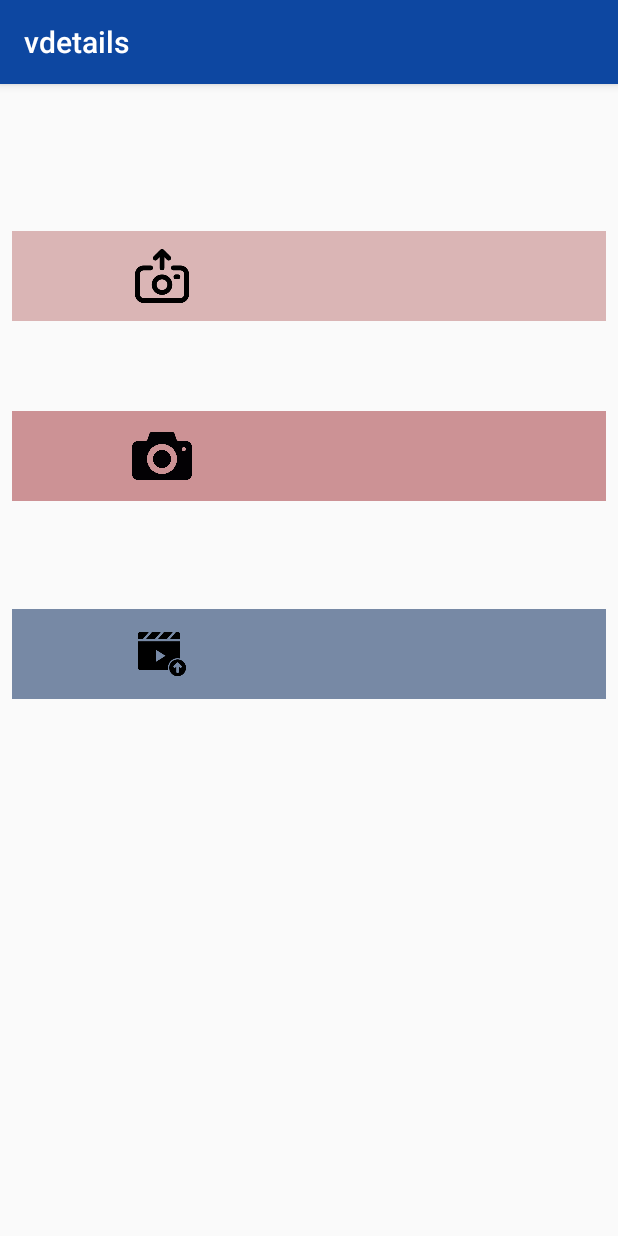
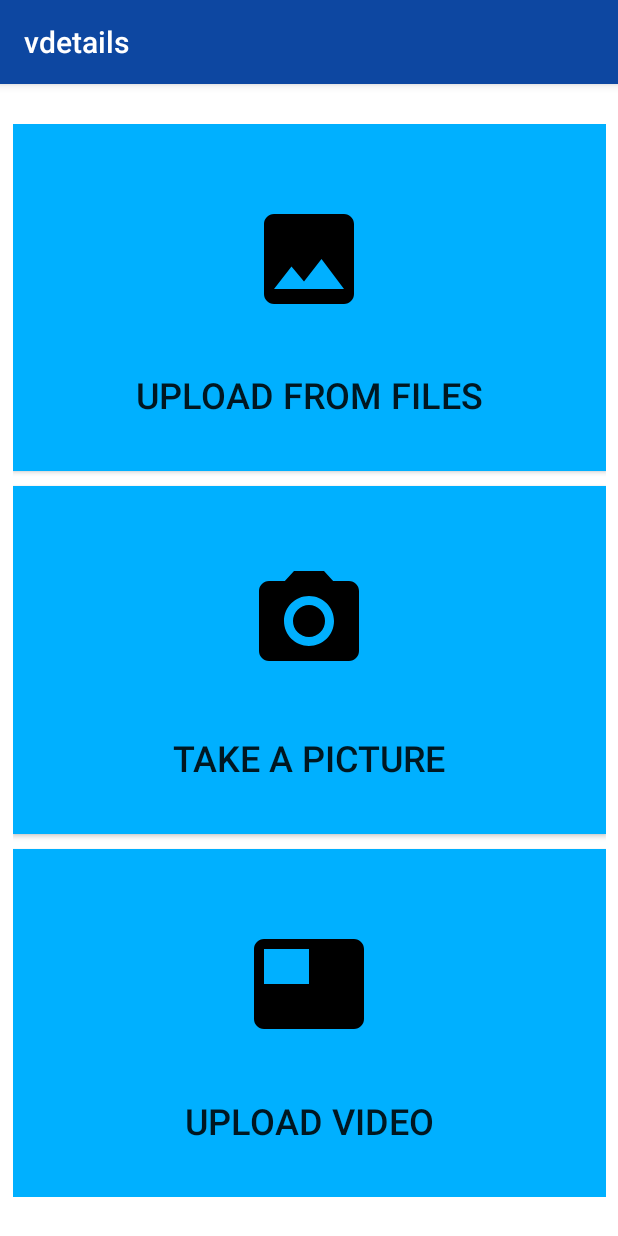
Before and after one commit to Yaswanth3277/vdetails, an Android app: the MainActivity screen opened directly, with no data from a screen before it, on a phone screen of 412 x 824 dp. Run offline under Robolectric (Android 15) with nearby library versions, the phone set to English and light mode, and no system bars.

Commit message:
Menu Buttons

```diff
--- a/app/src/main/java/com/example/vdetails/MainActivity.java
+++ b/app/src/main/java/com/example/vdetails/MainActivity.java
@@ -9,6 +9,7 @@ import android.support.v4.app.ActivityCompat;
 import android.support.v7.app.AppCompatActivity;
 import android.os.Bundle;
 import android.view.View;
+import android.widget.Button;
 import android.widget.ImageButton;
 import android.widget.TextView;
 
@@ -21,9 +22,9 @@ public class MainActivity extends AppCompatActivity {
     private String[] permissions = {Manifest.permission.WRITE_EXTERNAL_STORAGE, Manifest.permission.CAMERA};
 
 
-    public ImageButton textView;
-    public ImageButton textView2;
-    public ImageButton textView3;
+    public Button textView;
+    public Button textView2;
+    public Button textView3;
 
     public void init() {
 
--- a/app/src/main/java/com/example/vdetails/uploadPic.java
+++ b/app/src/main/java/com/example/vdetails/uploadPic.java
@@ -2,12 +2,14 @@ package com.example.vdetails;
 
 import java.io.FileNotFoundException;
 
+import android.annotation.TargetApi;
 import android.app.Activity;
 import android.content.Intent;
 import android.graphics.Bitmap;
 import android.graphics.BitmapFactory;
 import android.net.Uri;
 import android.os.AsyncTask;
+import android.os.Build;
 import android.os.Bundle;
 import android.support.v7.app.AppCompatActivity;
 import android.util.Log;
@@ -96,7 +98,7 @@ public class uploadPic extends Activity {
             super.onPreExecute();
             Log.d(TAG + " PreExceute","On pre Exceute......");
         }
-
+        @TargetApi(Build.VERSION_CODES.O)
         protected String doInBackground(Void...arg0) {
             String json_content = "";
             Log.d("Inside TestOpenALPR", "Alpr");
@@ -106,7 +108,7 @@ public class uploadPic extends Activity {
                 String secret_key = "sk_f7df03c694ef69992d41ec5f";
 
                 // Read image file to byte array
-                Path path = Paths.get("D://Yaswanth//Projects//Final Year Project//images//blackwhite.jpg");
+                Path path = Paths.get("E://sample.jpg");
                 byte[] data = Files.readAllBytes(path);
 
                 // Encode file bytes to base64
@@ -146,7 +148,7 @@ public class uploadPic extends Activity {
             } catch (MalformedURLException e) {
                 Log.d("Bad URL", e.toString());
             } catch (IOException e) {
-                Log.d("Failed to open connection", e.toString());
+                Log.d("Failed to open connect", e.toString());
             }
             return json_content;
         }
--- /dev/null
+++ b/app/src/main/res/drawable/camera.xml
@@ -0,0 +1,5 @@
+<vector android:height="80dp" android:viewportHeight="24.0"
+    android:viewportWidth="24.0" android:width="80dp" xmlns:android="http://schemas.android.com/apk/res/android">
+    <path android:fillColor="#FF000000" android:pathData="M12,12m-3.2,0a3.2,3.2 0,1 1,6.4 0a3.2,3.2 0,1 1,-6.4 0"/>
+    <path android:fillColor="#FF000000" android:pathData="M9,2L7.17,4L4,4c-1.1,0 -2,0.9 -2,2v12c0,1.1 0.9,2 2,2h16c1.1,0 2,-0.9 2,-2L22,6c0,-1.1 -0.9,-2 -2,-2h-3.17L15,2L9,2zM12,17c-2.76,0 -5,-2.24 -5,-5s2.24,-5 5,-5 5,2.24 5,5 -2.24,5 -5,5z"/>
+</vector>
--- /dev/null
+++ b/app/src/main/res/drawable/gallery.xml
@@ -0,0 +1,4 @@
+<vector android:height="80dp" android:viewportHeight="24.0"
+    android:viewportWidth="24.0" android:width="80dp" xmlns:android="http://schemas.android.com/apk/res/android">
+    <path android:fillColor="#FF000000" android:pathData="M21,19V5c0,-1.1 -0.9,-2 -2,-2H5c-1.1,0 -2,0.9 -2,2v14c0,1.1 0.9,2 2,2h14c1.1,0 2,-0.9 2,-2zM8.5,13.5l2.5,3.01L14.5,12l4.5,6H5l3.5,-4.5z"/>
+</vector>
--- /dev/null
+++ b/app/src/main/res/drawable/video.xml
@@ -0,0 +1,4 @@
+<vector android:height="80dp" android:viewportHeight="24.0"
+    android:viewportWidth="24.0" android:width="80dp" xmlns:android="http://schemas.android.com/apk/res/android">
+    <path android:fillColor="#FF000000" android:pathData="M21,3L3,3c-1.1,0 -2,0.9 -2,2v14c0,1.1 0.9,2 2,2h18c1.1,0 2,-0.9 2,-2L23,5c0,-1.1 -0.9,-2 -2,-2zM12,12L3,12L3,5h9v7z"/>
+</vector>
--- a/app/src/main/res/layout/activity_main.xml
+++ b/app/src/main/res/layout/activity_main.xml
@@ -4,66 +4,66 @@
     xmlns:tools="http://schemas.android.com/tools"
     android:layout_width="match_parent"
     android:layout_height="match_parent"
+    android:background="#FFFFFF"
     tools:context=".MainActivity">
 
-    <ImageButton
-        android:id="@+id/textView"
-        android:layout_width="0dp"
-        android:layout_height="60dp"
+
+    <LinearLayout
+        android:layout_width="395dp"
+        android:layout_height="715dp"
         android:layout_marginStart="8dp"
-        android:layout_marginTop="98dp"
+        android:layout_marginTop="8dp"
         android:layout_marginEnd="8dp"
-        android:background="#DAB5B5"
-        android:gravity="center"
-        android:paddingHorizontal="80dp"
-        android:paddingVertical="10dp"
-        android:scaleType="fitStart"
-        android:src="@drawable/camupload"
-        android:text="Upload a Picture"
-        android:textSize="24sp"
+        android:layout_marginBottom="8dp"
+        android:orientation="vertical"
+        android:weightSum="3"
+        app:layout_constraintBottom_toBottomOf="parent"
         app:layout_constraintEnd_toEndOf="parent"
-        app:layout_constraintHorizontal_bias="0.0"
         app:layout_constraintStart_toStartOf="parent"
-        app:layout_constraintTop_toTopOf="parent" />
+        app:layout_constraintTop_toTopOf="parent">
 
-    <ImageButton
-        android:id="@+id/textView2"
-        android:layout_width="0dp"
-        android:layout_height="60dp"
-        android:layout_marginStart="8dp"
-        android:layout_marginTop="60dp"
-        android:layout_marginEnd="8dp"
-        android:background="#CC9295"
-        android:gravity="center"
-        android:paddingHorizontal="80dp"
-        android:paddingVertical="10dp"
-        android:scaleType="fitStart"
-        android:src="@drawable/cam"
-        android:text="Take a Picture"
-        android:textSize="24sp"
-        app:layout_constraintEnd_toEndOf="parent"
-        app:layout_constraintHorizontal_bias="0.0"
-        app:layout_constraintStart_toStartOf="parent"
-        app:layout_constraintTop_toBottomOf="@+id/textView" />
+        <Button
+            android:id="@+id/textView"
+            android:layout_width="match_parent"
+            android:layout_weight="1"
+            android:height="0dp"
+            android:background="#00b0ff"
+            android:drawableTop="@drawable/gallery"
+            android:gravity="center"
+            android:paddingTop="50dp"
+            android:text="Upload from Files"
+            android:textSize="24dp"
+            android:layout_height="wrap_content" />
 
-    <ImageButton
-        android:id="@+id/textView3"
-        android:layout_width="0dp"
-        android:layout_height="60dp"
-        android:layout_marginStart="8dp"
-        android:layout_marginTop="72dp"
-        android:layout_marginEnd="8dp"
-        android:background="#7789A5"
-        android:gravity="center"
-        android:paddingHorizontal="80dp"
-        android:paddingVertical="10dp"
-        android:scaleType="fitStart"
-        android:src="@drawable/videoupload"
-        android:text="Upload Video"
-        android:textSize="24sp"
-        app:layout_constraintEnd_toEndOf="parent"
-        app:layout_constraintHorizontal_bias="0.0"
-        app:layout_constraintStart_toStartOf="parent"
-        app:layout_constraintTop_toBottomOf="@+id/textView2" />
+        <Button
+            android:id="@+id/textView2"
+            android:layout_width="match_parent"
+            android:layout_marginTop="10dp"
+            android:layout_weight="1"
+            android:height="0dp"
+            android:background="#00b0ff"
+            android:drawableTop="@drawable/camera"
+            android:gravity="center"
+            android:paddingTop="50dp"
+            android:text="Take a Picture"
+            android:textSize="24dp"
+            android:layout_height="wrap_content" />
+
+        <Button
+            android:id="@+id/textView3"
+            android:layout_width="match_parent"
+            android:layout_marginTop="10dp"
+            android:layout_weight="1"
+            android:height="0dp"
+            android:background="#00b0ff"
+            android:drawableTop="@drawable/video"
+            android:gravity="center"
+            android:paddingTop="50dp"
+            android:text="@string/upload_video"
+            android:textSize="24sp"
+
+            android:layout_height="wrap_content" />
+
+    </LinearLayout>
 
 </android.support.constraint.ConstraintLayout>
--- a/app/src/main/res/values/strings.xml
+++ b/app/src/main/res/values/strings.xml
@@ -17,4 +17,5 @@
     <string name="registration_number">Registration Number</string>
     <string name="owner_name">Owner Name</string>
     <string name="name">Name</string>
+    <string name="upload_video">Upload Video</string>
 </resources>
```
Also changed, not shown: app/src/main/res/drawable/cam.png (deleted), app/src/main/res/drawable/camupload.png (deleted), app/src/main/res/drawable/videoupload.png (deleted).
